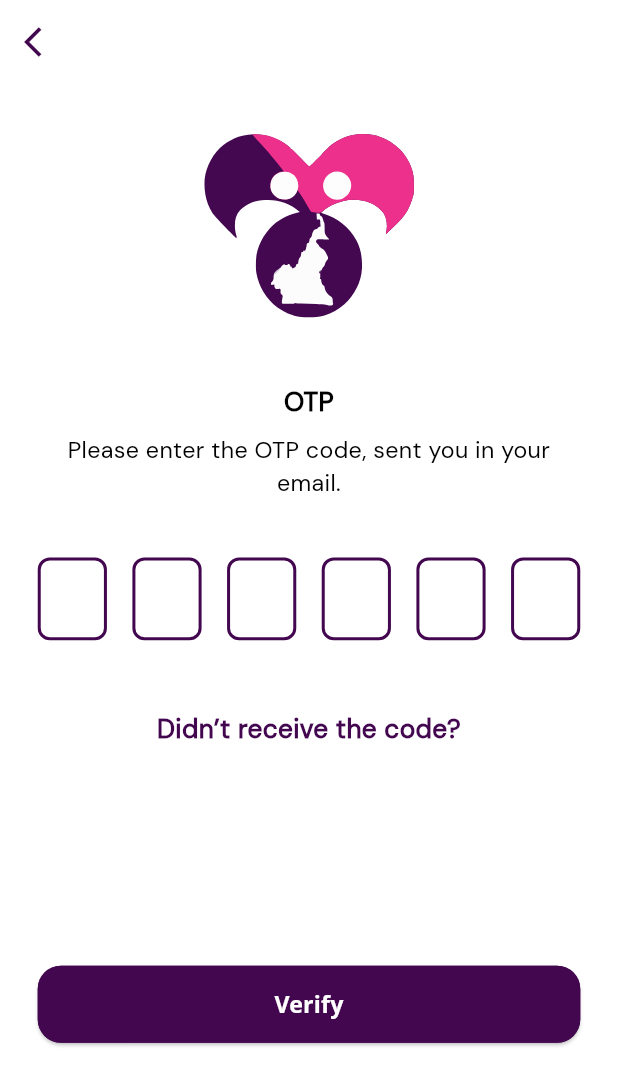
After one commit to sparktechagency/Ndolo-Dataing-App, a Flutter app: the OtpScreen screen opened by its route, on a phone screen of 412 x 824 dp. The commit adds this screen. Shown: the top 1086 px of the screen. Run offline on Flutter 3.47's test engine with Material 3 defaults, Android fonts, the phone set to English and light mode, and no system bars; drawn by our look-alikes of pin_code_fields; our stand-ins replace country_picker, flutter_screenutil, flutter_spinkit, flutter_svg, get, image_picker and 3 more; missing offline and left inert: dart:ffi, mime_type; accounts and stored records are empty; Roboto replaces fonts that are missing (Open Sans).

Commit message:
Otp Screen Done

```diff
--- a/lib/helpers/route.dart
+++ b/lib/helpers/route.dart
@@ -1,5 +1,6 @@
 import 'package:get/get.dart';
 import '../views/screen/Auth/ForgotPass/forgot_password_screen.dart';
+import '../views/screen/Auth/OTPScreen/otp_screen.dart';
 import '../views/screen/Auth/SignIn/sign_in_screen.dart';
 import '../views/screen/Categories/categories_screen.dart';
 import '../views/screen/Home/home_screen.dart';
@@ -12,6 +13,7 @@ class AppRoutes{
   static String onboardingScreen="/onboarding_screen";
   static String signInScreen="/sign-in_screen";
   static String forgotPasswordScreen="/forgot_password_screen";
+  static String otpScreen="/otp_screen";
   static String homeScreen="/home_screen";
   static String profileScreen="/profile_screen";
   static String categoriesScreen="/categories_screen";
@@ -21,6 +23,7 @@ class AppRoutes{
     GetPage(name:onboardingScreen, page: ()=>const OnboardingScreen(),transition:Transition.noTransition),
    GetPage(name:signInScreen, page: ()=> const SignInScreen()),
    GetPage(name:forgotPasswordScreen, page: ()=> const ForgotPasswordScreen()),
+   GetPage(name:otpScreen, page: ()=> const OtpScreen()),
    GetPage(name:homeScreen, page: ()=>const HomeScreen(),transition:Transition.noTransition),
     GetPage(name:categoriesScreen, page: ()=>const CategoriesScreen(),transition:Transition.noTransition),
     GetPage(name:profileScreen, page: ()=>const ProfileScreen(),transition: Transition.noTransition),
--- a/lib/views/screen/Auth/ForgotPass/forgot_password_screen.dart
+++ b/lib/views/screen/Auth/ForgotPass/forgot_password_screen.dart
@@ -77,13 +77,12 @@ class _ForgotPasswordScreenState extends State<ForgotPasswordScreen> {
                     return null;
                   },
                 ),
-
                 SizedBox(height: 150.h),
                 //=======================> Get OTP Button <=====================
                 CustomButton(
                     onTap: () {
                       if (_formKey.currentState!.validate()) {
-                        Get.offAllNamed(AppRoutes.homeScreen);
+                        Get.offAllNamed(AppRoutes.otpScreen);
                       }
                     },
                     text: AppStrings.getOTP.tr),
--- /dev/null
+++ b/lib/views/screen/Auth/OTPScreen/otp_screen.dart
@@ -0,0 +1,71 @@
+import 'package:flutter/material.dart';
+import 'package:flutter_screenutil/flutter_screenutil.dart';
+import 'package:flutter_svg/svg.dart';
+import 'package:get/get.dart';
+import 'package:ndolo_dating/utils/app_colors.dart';
+import 'package:ndolo_dating/views/base/custom_pin_code_text_field.dart';
+import '../../../../helpers/route.dart';
+import '../../../../utils/app_icons.dart';
+import '../../../../utils/app_strings.dart';
+import '../../../base/custom_app_bar.dart';
+import '../../../base/custom_button.dart';
+import '../../../base/custom_text.dart';
+
+class OtpScreen extends StatelessWidget {
+  const OtpScreen({super.key});
+
+  @override
+  Widget build(BuildContext context) {
+    return Scaffold(
+      appBar: CustomAppBar(title: ''),
+      body: SingleChildScrollView(
+        child: Padding(
+          padding: EdgeInsets.symmetric(horizontal: 24.w),
+          child: Column(
+            children: [
+              SizedBox(height: 20.h),
+              Center(
+                child: SvgPicture.asset(AppIcons.appLogo),
+              ),
+              SizedBox(height: 32.h),
+              Center(
+                child: CustomText(
+                  text: AppStrings.oTP.tr,
+                  fontWeight: FontWeight.w700,
+                  fontSize: 18.sp,
+                  bottom: 8.h,
+                ),
+              ),
+              Center(
+                child: CustomText(
+                  text: AppStrings.pleaseEnterOTP.tr,
+                  fontSize: 16.sp,
+                  maxLine: 2,
+                  bottom: 8.h,
+                ),
+              ),
+              SizedBox(height: 32.h),
+              //=======================> Pin Code Text Field <=====================
+              const CustomPinCodeTextField(),
+              SizedBox(height: 32.h),
+              Center(
+                  child: CustomText(
+                text: AppStrings.didnotReceiveCode.tr,
+                fontSize: 18.sp,
+                fontWeight: FontWeight.bold,
+                color: AppColors.primaryColor,
+              )),
+              SizedBox(height: 150.h),
+              //=======================> Verify Button <=====================
+              CustomButton(
+                  onTap: () {
+                    Get.offAllNamed(AppRoutes.otpScreen);
+                  },
+                  text: AppStrings.verify.tr),
+            ],
+          ),
+        ),
+      ),
+    );
+  }
+}
```
